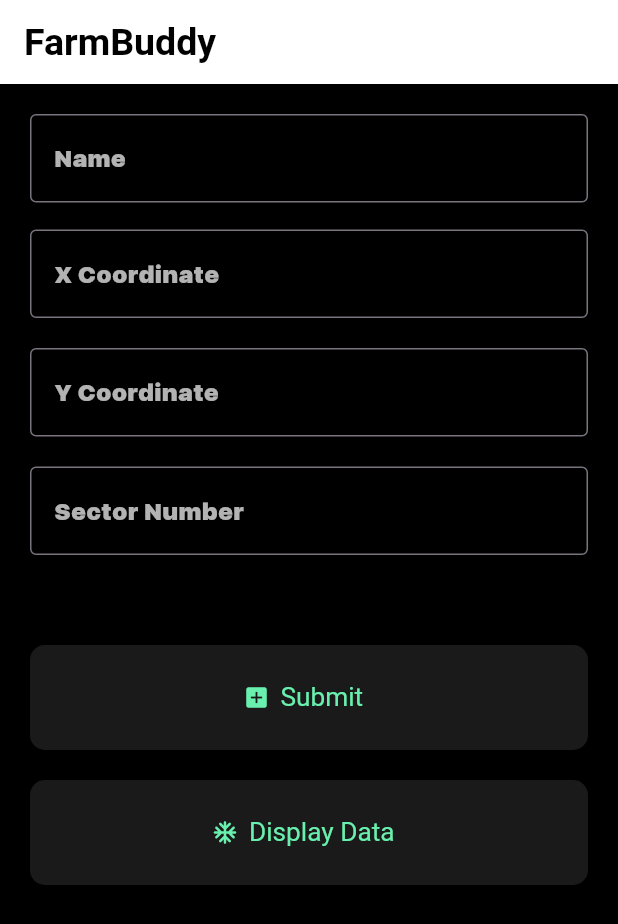
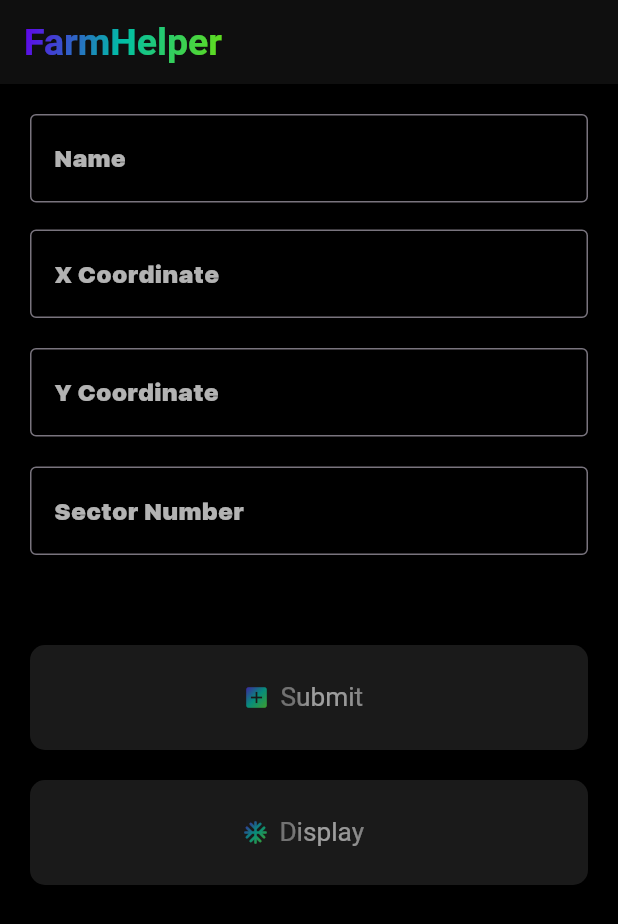
Before and after one commit to ThePala/farmbuddy, a Flutter app: the screen it shows after launch, on a phone screen of 412 x 824 dp. Shown: the top 924 px of the screen. Run offline on Flutter 3.47's test engine with Material 3 defaults, Android fonts, the phone set to English and light mode, and no system bars; our stand-ins replace csv; project files that could hold a hidden picture were left out.

Commit message:
Added Logos, Brought In Gradients to give it a more premium feel

```diff
--- a/lib/main.dart
+++ b/lib/main.dart
@@ -17,7 +17,7 @@ class MyApp extends StatelessWidget {
         primarySwatch: Colors.blue, // Maintain primary color
         fontFamily: 'SFUI', // Maintain font family
         appBarTheme: const AppBarTheme(
-          backgroundColor: Colors.white,
+          backgroundColor: Color(0x14BBBBBB),
           foregroundColor: Colors.black,
           titleTextStyle: TextStyle(
             fontWeight: FontWeight.w700,
@@ -51,12 +51,24 @@ class _InputPageState extends State<InputPage> {
   final TextEditingController sectorNumberController = TextEditingController();
 
   //COLOR and SIZE DEFINITIONS
+  final LinearGradient _buttonGradient = LinearGradient(
+    colors: [Colors.deepPurpleAccent[700]!,Colors.tealAccent[700]!, Colors.lightGreenAccent[700]!], // Adjust colors as desired
+    begin: Alignment.topLeft,
+    end: Alignment.bottomRight,
+  );
+  final LinearGradient _buttonGradient2 = const LinearGradient(
+    colors: [Colors.white38,Colors.grey, Colors.white38],
+    begin: Alignment.bottomLeft,
+    end: Alignment.topRight,
+    stops: [0.2,0.5,1]
+  );
+
   final TextStyle _wTextStyle = const TextStyle(color: Colors.white, fontSize: 18.0);
   final ButtonStyle _bStyle = ButtonStyle(
     minimumSize: MaterialStateProperty.all<Size>(const Size(200, 70)), // Define the minimum size of the button
     maximumSize: MaterialStateProperty.all<Size>(const Size(300, 70)),
     backgroundColor: MaterialStateProperty.all<Color>(Colors.white10),
-    foregroundColor: MaterialStateProperty.all<Color>(Colors.greenAccent),
+    foregroundColor: MaterialStateProperty.all<Color>(Colors.white70),
     textStyle: MaterialStateProperty.all<TextStyle>(
       const TextStyle(fontSize: 17.5),
     ),
@@ -65,7 +77,7 @@ class _InputPageState extends State<InputPage> {
           borderRadius: BorderRadius.circular(10.0), // Adjust the value for desired roundness
         ),
       )
-      );
+  );
 
   Future<void> _submitData() async {
     try {
@@ -108,7 +120,10 @@ class _InputPageState extends State<InputPage> {
     return Scaffold(
       backgroundColor: Colors.black,
       appBar: AppBar(
-        title: const Text('FarmBuddy'),
+        title: ShaderMask(
+          shaderCallback: (bounds) =>
+            _buttonGradient.createShader(bounds),
+            child: const Text('FarmHelper',style: TextStyle(color: Colors.white))),
       ),
       body: SingleChildScrollView(
         child: Padding(
@@ -119,10 +134,10 @@ class _InputPageState extends State<InputPage> {
               TextField(
                 controller: nameController,
                 decoration:  const InputDecoration(
-                  labelText: 'Name',
+                  labelText: 'Name',floatingLabelAlignment: FloatingLabelAlignment.center,
                   // Set cursor color
                   focusedBorder: OutlineInputBorder(
-                    borderSide: BorderSide(color: Colors.green),
+                    borderSide: BorderSide(color: Colors.teal),
                   ),
                 ),
                 style: _wTextStyle,
@@ -168,10 +183,14 @@ class _InputPageState extends State<InputPage> {
               ),
               const SizedBox(height: 60.0),
               ElevatedButton.icon(
-                icon: const Icon(Icons.add_box),
+                icon: ShaderMask(shaderCallback: (bounds) =>
+                    _buttonGradient.createShader(bounds),child: const Icon(Icons.add_box)),
                 onPressed: _submitData,
                 style: _bStyle,
-                label: const Text('Submit'),
+                label: ShaderMask(
+                    shaderCallback: (bounds) =>
+                        _buttonGradient2.createShader(bounds),
+                    child: const Text('Submit',style: TextStyle(color: Colors.white))),
               ),
               const SizedBox(height: 20.0),
               ElevatedButton.icon(style: _bStyle,
@@ -181,8 +200,12 @@ class _InputPageState extends State<InputPage> {
                   MaterialPageRoute(builder: (context) => CsvReaderPage()),
                 );
               },
-                  icon: const Icon(Icons.ac_unit_rounded),
-                  label: const Text("Display Data")
+                  icon: ShaderMask(shaderCallback: (bounds) =>
+                      _buttonGradient.createShader(bounds),child: const Icon(Icons.ac_unit_rounded)),
+                  label: ShaderMask(
+                      shaderCallback: (bounds) =>
+                          _buttonGradient2.createShader(bounds),
+                      child: const Text('Display',style: TextStyle(color: Colors.white))),
             ),
             ],
           ),
--- a/lib/read.dart
+++ b/lib/read.dart
@@ -55,6 +55,12 @@ class _CsvReaderPageState extends State<CsvReaderPage> {
   }
   //COLOR STYLES FOR THIS PAGE
 
+  final LinearGradient _buttonGradient = LinearGradient(
+    colors: [Colors.deepPurpleAccent[700]!,Colors.tealAccent[700]!, Colors.lightGreenAccent[700]!], // Adjust colors as desired
+    // Adjust colors as desired
+    begin: Alignment.topLeft,
+    end: Alignment.bottomRight,
+  );
   final TextStyle _wTextStyle = const TextStyle(color: Colors.white, fontSize: 18.0);
   final TextStyle _headStyle = const TextStyle(color: Colors.white, fontSize: 24.0,fontWeight: FontWeight.w700);
   @override
@@ -62,7 +68,10 @@ class _CsvReaderPageState extends State<CsvReaderPage> {
     return Scaffold(
       backgroundColor: Colors.black,
       appBar: AppBar(
-        title: const Text('FarmBuddy'),
+        title: ShaderMask(
+            shaderCallback: (bounds) =>
+                _buttonGradient.createShader(bounds),
+            child: const Text('FarmHelper',style: TextStyle(color: Colors.white))),
       ),
       body: csvData.isEmpty
           ? Center(
@@ -105,7 +114,7 @@ class _CsvReaderPageState extends State<CsvReaderPage> {
                         ],
                       ),
                     ),
-                    Divider(color: Colors.white,height:35), // Divider for each row
+                    const Divider(color: Colors.white,height:35), // Divider for each row
                   ],
                 );
               },
```
Also changed, not shown: 6 other files.
